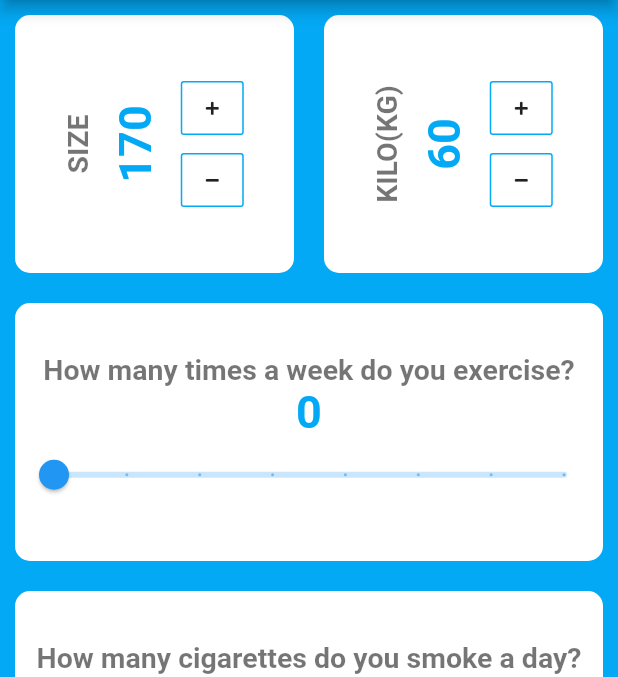
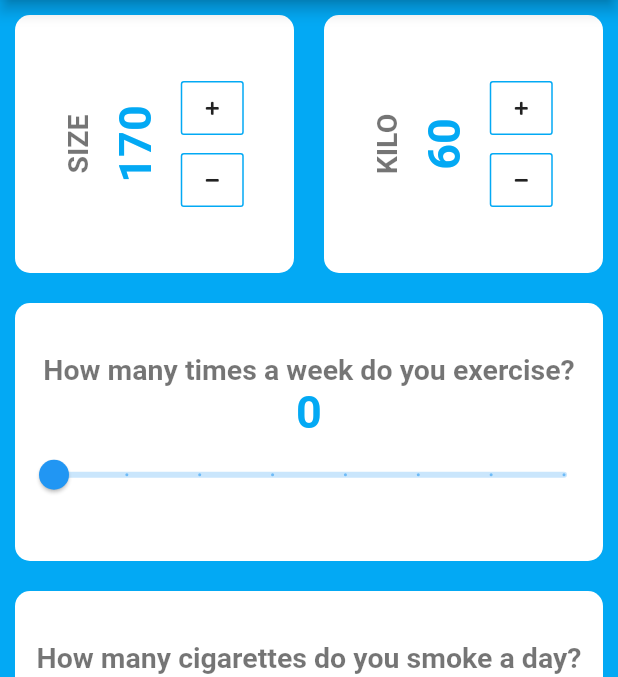
Before and after one commit to dogusipeksac/life_expectancy_flutter_app, a Flutter app: the screen it shows after launch, on a phone screen of 412 x 824 dp, the part 84-761 px from its top. Run offline on Flutter 3.47's test engine with Material 2 defaults, Android fonts, the phone set to English and light mode, and no system bars; our stand-ins replace font_awesome_flutter.

Commit message:
generaly finish

```diff
--- a/lib/input_page.dart
+++ b/lib/input_page.dart
@@ -37,121 +37,13 @@ class _InputPageState extends State<InputPage> {
                 Expanded(
                   flex: 1,
                   child: MyContainer(
-                    child: Row(
-                      mainAxisAlignment: MainAxisAlignment.center,
-                      children: <Widget>[
-                        //çok güzel birşey unutma bunu rotatedbox
-                        RotatedBox(
-                            quarterTurns: 3,
-                            child: Text(
-                              "SIZE",
-                              style: textStyle,
-                            )),
-                        SizedBox(
-                          width: 10,
-                        ),
-                        RotatedBox(
-                            quarterTurns: 3,
-                            child: Text(
-                              humanSize.toString(),
-                              style: numberStyle,
-                            )),
-                        SizedBox(
-                          width: 10,
-                        ),
-                        Column(
-                          mainAxisAlignment: MainAxisAlignment.center,
-                          children: <Widget>[
-                            ButtonTheme(
-                              minWidth: 36,
-                              height: 36,
-                              // ignore: deprecated_member_use
-                              child: OutlineButton(
-                                borderSide: BorderSide(color: Colors.lightBlue,width: 1),
-                                child: Icon(
-                                  FontAwesomeIcons.plus,
-                                  size: 10,
-                                ),
-                                onPressed: () {},
-                              ),
-                            ),
-                            // ignore: deprecated_member_use
-                            ButtonTheme(
-                              minWidth: 36,
-                              height: 36,
-                              child: OutlineButton(
-                                borderSide: BorderSide(color: Colors.lightBlue,width: 1),
-                                onPressed: () {},
-                                child: Icon(
-                                  FontAwesomeIcons.minus,
-                                  size: 10,
-                                ),
-                              ),
-                            ),
-                          ],
-                        ),
-                      ],
-                    ),
+                    child: buildRowOutLineButton('SIZE'),
                   ),
                 ),
                 Expanded(
                   flex: 1,
                   child: MyContainer(
-                    child: Row(
-                    mainAxisAlignment: MainAxisAlignment.center,
-                    children: <Widget>[
-                      //çok güzel birşey unutma bunu rotatedbox
-                      RotatedBox(
-                          quarterTurns: 3,
-                          child: Text(
-                            "KILO(KG)",
-                            style: textStyle,
-                          )),
-                      SizedBox(
-                        width: 10,
-                      ),
-                      RotatedBox(
-                          quarterTurns: 3,
-                          child: Text(
-                            humanKilo.toString(),
-                            style: numberStyle,
-                          )),
-                      SizedBox(
-                        width: 10,
-                      ),
-                      Column(
-                        mainAxisAlignment: MainAxisAlignment.center,
-                        children: <Widget>[
-                          ButtonTheme(
-                            minWidth: 36,
-                            height: 36,
-                            // ignore: deprecated_member_use
-                            child: OutlineButton(
-                              borderSide: BorderSide(color: Colors.lightBlue,width: 1),
-                              child: Icon(
-                                FontAwesomeIcons.plus,
-                                size: 10,
-                              ),
-                              onPressed: () {},
-                            ),
-                          ),
-                          // ignore: deprecated_member_use
-                          ButtonTheme(
-                            minWidth: 36,
-                            height: 36,
-                            child: OutlineButton(
-                              borderSide: BorderSide(color: Colors.lightBlue,width: 1),
-                              onPressed: () {},
-                              child: Icon(
-                                FontAwesomeIcons.minus,
-                                size: 10,
-                              ),
-                            ),
-                          ),
-                        ],
-                      ),
-                    ],
-                  ),
+                    child: buildRowOutLineButton('KILO'),
                   ),
                 ),
               ],
@@ -261,4 +153,73 @@ class _InputPageState extends State<InputPage> {
       //  ),
     );
   }
+
+  Row buildRowOutLineButton(String text) {
+
+    return Row(
+                    mainAxisAlignment: MainAxisAlignment.center,
+                    children: <Widget>[
+                      //çok güzel birşey unutma bunu rotatedbox
+                      RotatedBox(
+                          quarterTurns: 3,
+                          child: Text(
+                            text,
+                            style: textStyle,
+                          )),
+                      SizedBox(
+                        width: 10,
+                      ),
+                      RotatedBox(
+                          quarterTurns: 3,
+                          child: Text(
+                            text=='SIZE'?humanSize.toString():humanKilo.toString(),
+                            style: numberStyle,
+                          )),
+                      SizedBox(
+                        width: 10,
+                      ),
+                      Column(
+                        mainAxisAlignment: MainAxisAlignment.center,
+                        children: <Widget>[
+                          ButtonTheme(
+                            minWidth: 36,
+                            height: 36,
+                            // ignore: deprecated_member_use
+                            child: OutlineButton(
+
+                              borderSide: BorderSide(color: Colors.lightBlue,width: 1),
+                              child: Icon(
+                                FontAwesomeIcons.plus,
+                                size: 10,
+                              ),
+                              onPressed: () {
+                                setState(() {
+                                  text=='SIZE'?humanSize++:humanKilo++;
+
+                                });
+                              },
+                            ),
+                          ),
+                          // ignore: deprecated_member_use
+                          ButtonTheme(
+                            minWidth: 36,
+                            height: 36,
+                            child: OutlineButton(
+                              borderSide: BorderSide(color: Colors.lightBlue,width: 1),
+                              onPressed: () {
+                                setState(() {
+                                  text=='SIZE'?humanSize--:humanKilo--;
+                                });
+                              },
+                              child: Icon(
+                                FontAwesomeIcons.minus,
+                                size: 10,
+                              ),
+                            ),
+                          ),
+                        ],
+                      ),
+                    ],
+                  );
+  }
 }
```
